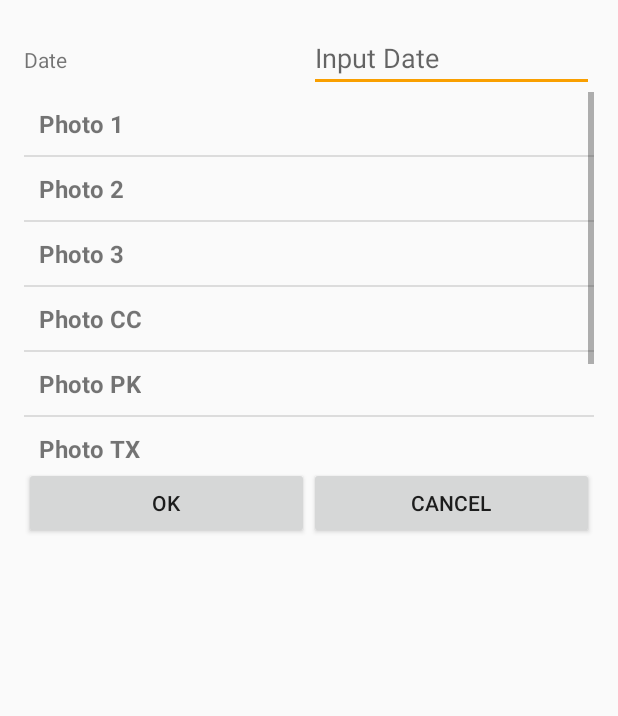
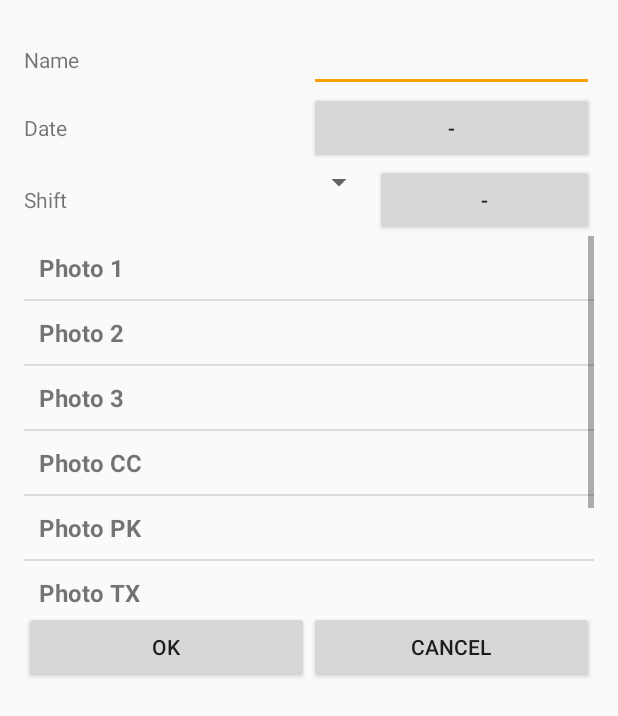
Before and after one commit to jorjyeah/RosterManagement, an Android app: the AddEventActivity screen opened directly, with no data from a screen before it, on a phone screen of 412 x 824 dp. Shown: the top 716 px of the screen. Run offline under Robolectric (Android 15) with nearby library versions, the phone set to English and light mode, and no system bars.

Commit message:
initial push

```diff
--- a/app/src/main/res/layout/activity_add_event.xml
+++ b/app/src/main/res/layout/activity_add_event.xml
@@ -11,18 +11,45 @@
     <TableLayout
         android:layout_width="match_parent"
         android:layout_height="wrap_content">
-
-    //tambahin date picker
-    //tambahin spinner shiftnya
+        <TableRow>
+            <TextView
+                android:text="Name"
+                android:layout_width="0dp"
+                android:layout_height="wrap_content"
+                android:layout_weight="1"/>
+            <EditText
+                android:id="@+id/eventName"
+                android:layout_width="0dp"
+                android:layout_height="wrap_content"
+                android:layout_weight="1"/>
+        </TableRow>
         <TableRow>
             <TextView
                 android:text="Date"
                 android:layout_width="0dp"
                 android:layout_height="wrap_content"
                 android:layout_weight="1"/>
-            <EditText
-                android:hint="Input Date"
-                android:onClick="onButtonShowPopupWindowClick"
+            <Button
+                android:id="@+id/dateButton"
+                android:text="-"
+                android:onClick="showDatePickerDialog"
+                android:layout_width="0dp"
+                android:layout_height="wrap_content"
+                android:layout_weight="1"/>
+        </TableRow>
+        <TableRow>
+            <TextView
+                android:text="Shift"
+                android:layout_width="0dp"
+                android:layout_height="wrap_content"
+                android:layout_weight="1"/>
+            <Spinner>
+
+            </Spinner>
+            <Button
+                android:id="@+id/hourButton"
+                android:text="-"
+                android:onClick="showTimePickerDialog"
                 android:layout_width="0dp"
                 android:layout_height="wrap_content"
                 android:layout_weight="1"/>
--- a/app/src/main/res/values/strings.xml
+++ b/app/src/main/res/values/strings.xml
@@ -8,4 +8,9 @@
     <string name="nav_header_desc">Navigation header</string>
     <string name="action_settings">Settings</string>
     <string name="title_activity_add_event">AddEvent</string>
+    <string name="date">Date :</string>
+
+    <!-- TODO: Remove or change this placeholder text -->
+    <string name="hello_blank_fragment">Hello blank fragment</string>
+    <string name="time">Time :</string>
 </resources>
```
Also changed, not shown: app/src/main/java/id/ac/umn/rostermanagement/AddEventActivity.java (+55 -17 lines), app/src/main/java/id/ac/umn/rostermanagement/DatePickerFragment.java (added, +45 -0 lines), app/src/main/java/id/ac/umn/rostermanagement/TimePickerFragment.java (added, +49 -0 lines), app/src/main/res/layout/date_picker.xml (+31 -5 lines).
